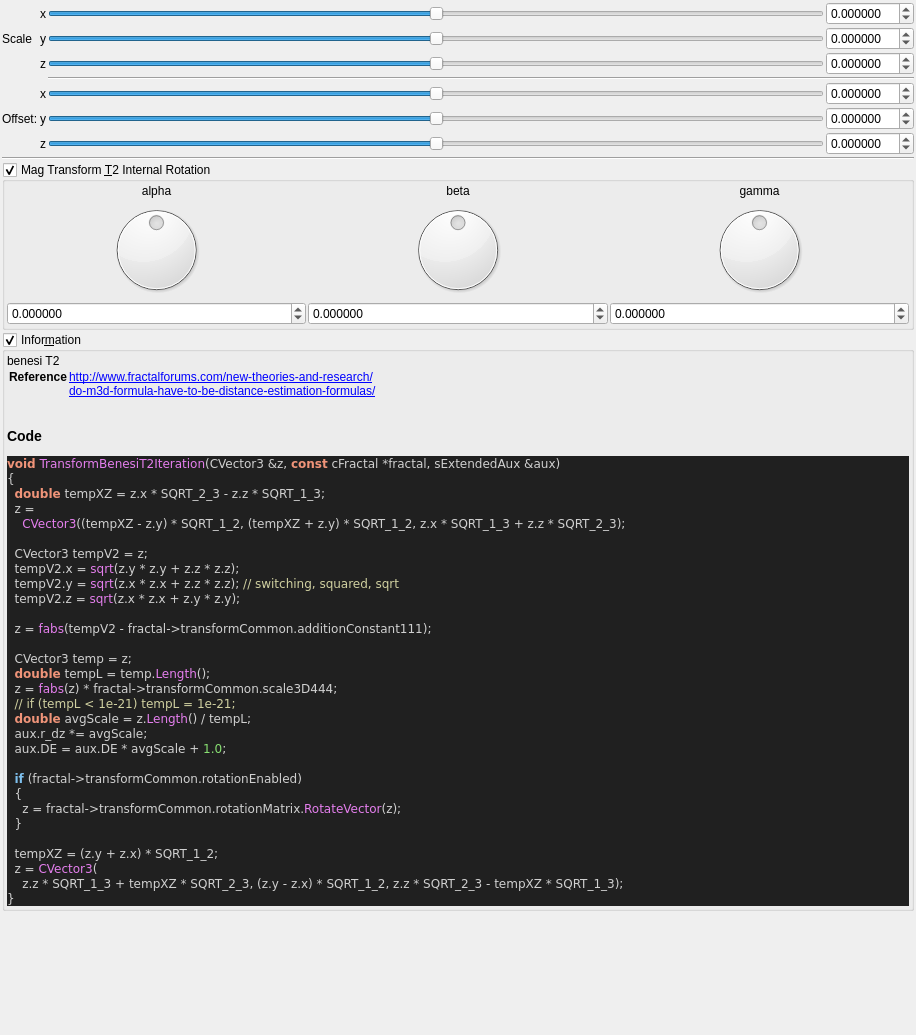
Old version of the form mandelbulber2/qt_data/fractal_transf_benesi_T2.ui in the repository buddhi1980/mandelbulber2.
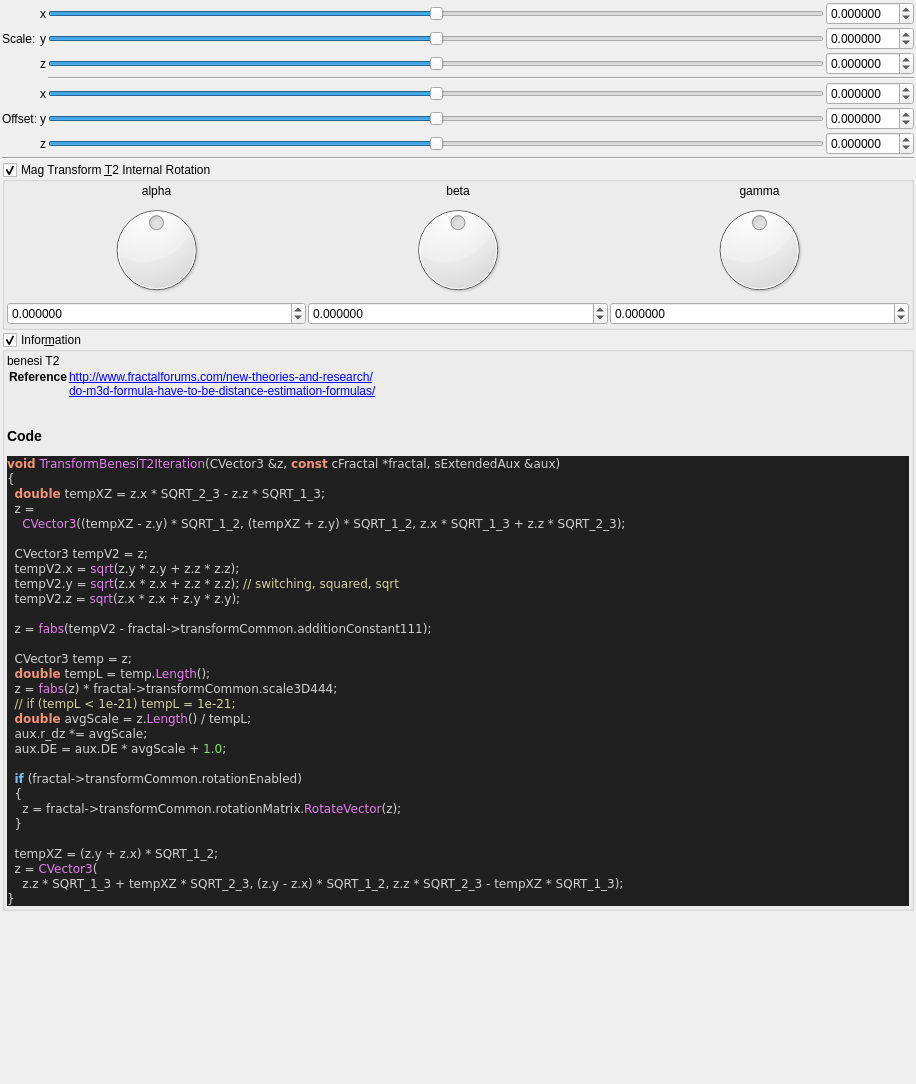
New version of the form. Custom widgets are drawn as their Qt base class.

The edit to the form file:
```diff
--- a/mandelbulber2/qt_data/fractal_transf_benesi_T2.ui
+++ b/mandelbulber2/qt_data/fractal_transf_benesi_T2.ui
@@ -7,7 +7,7 @@
     <x>0</x>
     <y>0</y>
     <width>916</width>
-    <height>1035</height>
+    <height>1084</height>
    </rect>
   </property>
   <property name="windowTitle">
@@ -157,7 +157,7 @@
      <item row="2" column="1">
       <widget class="QLabel" name="label_258">
        <property name="text">
-        <string>Scale</string>
+        <string>Scale:</string>
        </property>
       </widget>
      </item>
```
Left out of the diff: 22 changed lines with no effect on the pictures.
